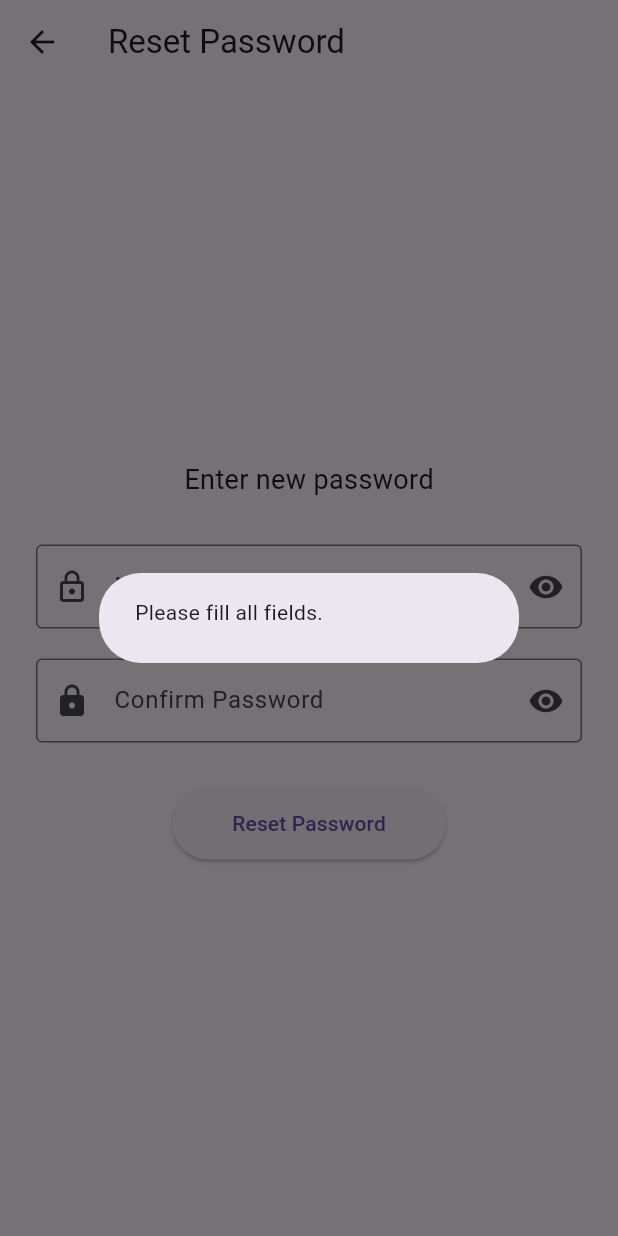
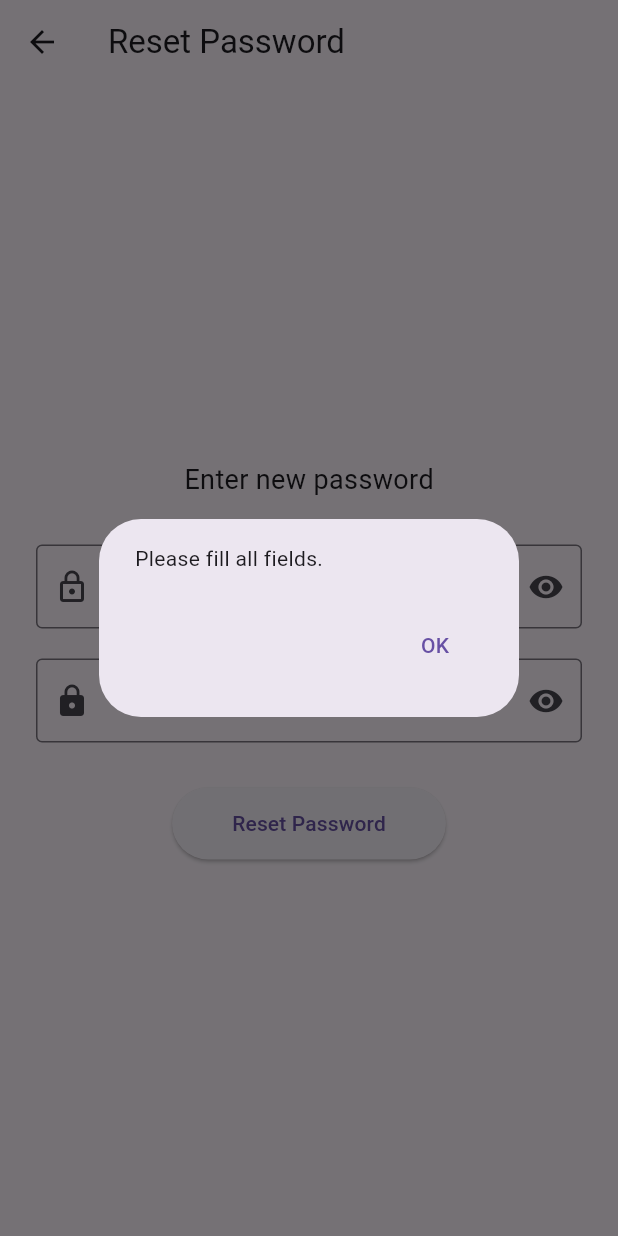
Before and after one commit to gengadharan4656/blog-app, a Flutter app: the ResetPasswordPage screen opened directly with empty values, after a tap on "Reset Password", on a phone screen of 412 x 824 dp. Run offline on Flutter 3.47's test engine with Material 3 defaults, Android fonts, the phone set to English and light mode, and no system bars; our stand-ins replace image_picker.

Commit message:
Update reset_password_page.dart

```diff
--- a/lib/reset_password_page.dart
+++ b/lib/reset_password_page.dart
@@ -15,6 +15,7 @@ class _ResetPasswordPageState extends State<ResetPasswordPage> {
   final confirmPasswordController = TextEditingController();
   bool _obscureNew = true;
   bool _obscureConfirm = true;
+  bool isLoading = false;
 
   Future<void> resetPassword() async {
     final newPassword = newPasswordController.text.trim();
@@ -30,9 +31,11 @@ class _ResetPasswordPageState extends State<ResetPasswordPage> {
       return;
     }
 
+    setState(() => isLoading = true);
+
+    try {
       final response = await http.post(
         Uri.parse("https://blog-app-k878.onrender.com/reset_password"),
-
         headers: {'Content-Type': 'application/json'},
         body: jsonEncode({
           'contact': widget.userEmail,
@@ -40,18 +43,45 @@ class _ResetPasswordPageState extends State<ResetPasswordPage> {
         }),
       );
 
+      print("Reset password status: ${response.statusCode}");
+      print("Body: ${response.body}");
+
       if (response.statusCode == 200) {
-      _showMessage("Password reset successful!");
+        _showMessage("Password reset successful!", isSuccess: true);
       } else {
         _showMessage("Failed to reset password.");
       }
+    } catch (e) {
+      print("Error: $e");
+      _showMessage("An error occurred. Please try again.");
+    } finally {
+      setState(() => isLoading = false);
+    }
   }
 
-  void _showMessage(String message) {
+  void _showMessage(String message, {bool isSuccess = false}) {
     showDialog(
       context: context,
-      builder: (_) => AlertDialog(content: Text(message)),
+      builder: (_) => AlertDialog(
+        content: Text(message),
+        actions: [
+          TextButton(
+            onPressed: () {
+              Navigator.pop(context);
+              if (isSuccess) Navigator.pop(context); // Go back after success
+            },
+            child: const Text("OK"),
+          ),
+        ],
+      ),
     );
+  }
+
+  @override
+  void dispose() {
+    newPasswordController.dispose();
+    confirmPasswordController.dispose();
+    super.dispose();
   }
 
   @override
@@ -94,11 +124,13 @@ class _ResetPasswordPageState extends State<ResetPasswordPage> {
             ),
             const SizedBox(height: 30),
             ElevatedButton(
-              onPressed: resetPassword,
-              child: const Text("Reset Password"),
+              onPressed: isLoading ? null : resetPassword,
               style: ElevatedButton.styleFrom(
                 padding: const EdgeInsets.symmetric(horizontal: 40, vertical: 14),
               ),
+              child: isLoading
+                  ? const CircularProgressIndicator(color: Colors.white, strokeWidth: 2)
+                  : const Text("Reset Password"),
             ),
           ],
         ),
```
Lines whose indentation alone changed are shown as unchanged.
